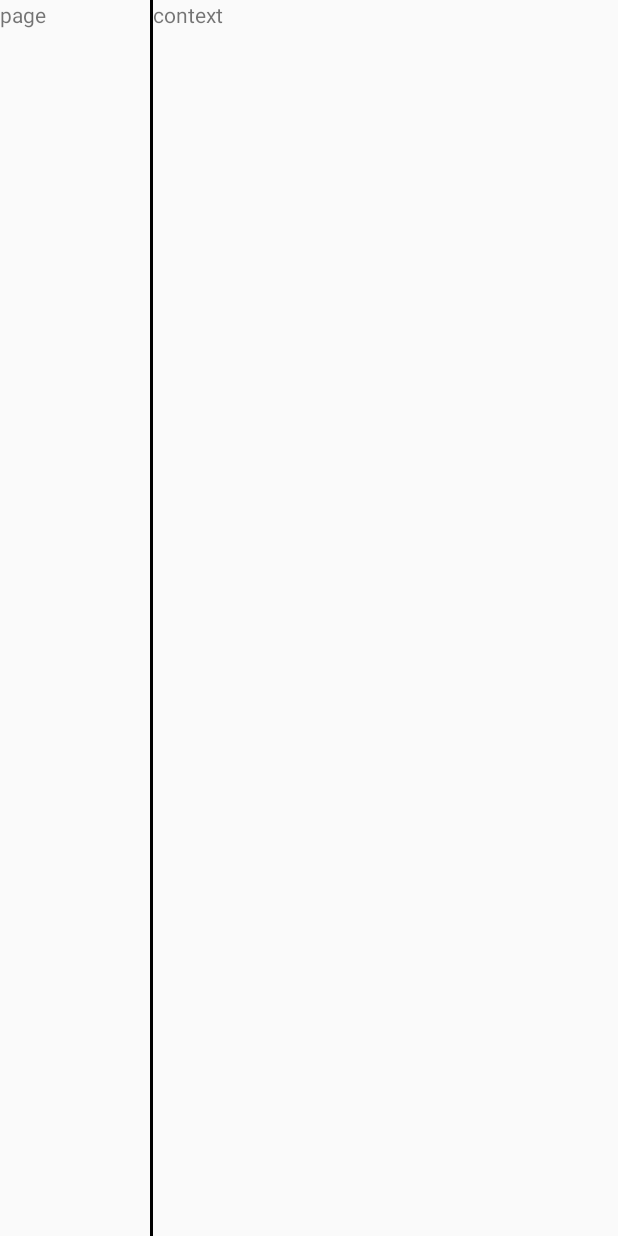
After one commit to sqoneal/TbsExample, an Android app: the layout activity_setting.xml on its own in the app's theme, with its tools: preview values and no code run, on a phone screen of 412 x 824 dp. The commit adds this screen. Run offline under Robolectric (Android 15) with nearby library versions, the phone set to English and light mode, and no system bars.

Commit message:
增加管理收藏夹的设置页面，可以从自己的收藏夹中打开网址和删除收藏夹。

```diff
--- /dev/null
+++ b/app/src/main/res/layout/activity_setting.xml
@@ -0,0 +1,52 @@
+<?xml version="1.0" encoding="utf-8"?>
+<LinearLayout xmlns:android="http://schemas.android.com/apk/res/android"
+    xmlns:tools="http://schemas.android.com/tools"
+    android:layout_width="match_parent"
+    android:layout_height="match_parent"
+    android:orientation="horizontal"
+    tools:context="com.liebao.zzj.tbsexample.SettingActivity">
+
+
+    <LinearLayout
+        android:id="@+id/llayout_setting_left"
+        android:layout_width="100dp"
+        android:layout_height="match_parent"
+        android:orientation="vertical">
+
+        <TextView
+            android:layout_width="wrap_content"
+            android:layout_height="wrap_content"
+            android:text="page" />
+    </LinearLayout>
+
+
+    <LinearLayout
+        android:layout_width="2dp"
+        android:layout_height="match_parent"
+        android:background="@android:color/black"
+        android:orientation="vertical">
+
+<!--        <TextView
+            android:layout_width="wrap_content"
+            android:layout_height="wrap_content" />
+&lt;!&ndash;        <view
+            android:layout_width="2dp"
+            android:layout_height="match_parent"
+            android:background="@android:color/black" />&ndash;&gt;-->
+    </LinearLayout>
+
+
+    <LinearLayout
+        android:id="@+id/llayout_setting_right"
+        android:layout_width="match_parent"
+        android:layout_height="match_parent"
+        android:layout_toRightOf="@+id/llayout_setting_left"
+        android:orientation="vertical">
+
+        <TextView
+            android:layout_width="wrap_content"
+            android:layout_height="wrap_content"
+            android:text="context" />
+    </LinearLayout>
+
+</LinearLayout>
--- a/app/src/main/res/values/strings.xml
+++ b/app/src/main/res/values/strings.xml
@@ -6,4 +6,6 @@
     <string name="newtab">新建页面</string>
     <string name="closetab">关闭页面</string>
     <string name="managebookmark">管理收藏夹</string>
+    <string name="bookmarks">收藏夹</string>
+    <string name="setting">设置</string>
 </resources>
```
Also changed, not shown: app/src/main/AndroidManifest.xml (+6 -2 lines), app/src/main/java/com/liebao/zzj/tbsexample/MainActivity.java (+27 -6 lines), app/src/main/java/com/liebao/zzj/tbsexample/MzFgBookmark.java (added, +96 -0 lines), app/src/main/java/com/liebao/zzj/tbsexample/MzFragmentLeft.java (added, +46 -0 lines), app/src/main/java/com/liebao/zzj/tbsexample/SettingActivity.java (added, +28 -0 lines), app/src/main/java/com/liebao/zzj/tbsexample/bean/MzBookmarkBean.java (added, +37 -0 lines), app/src/main/java/com/liebao/zzj/tbsexample/utils/MzAdapter.java (added, +76 -0 lines), app/src/main/res/layout/fg_bookmark.xml (added, +11 -0 lines), app/src/main/res/layout/fg_left.xml (added, +24 -0 lines), app/src/main/res/layout/listlayout.xml (added, +16 -0 lines).
